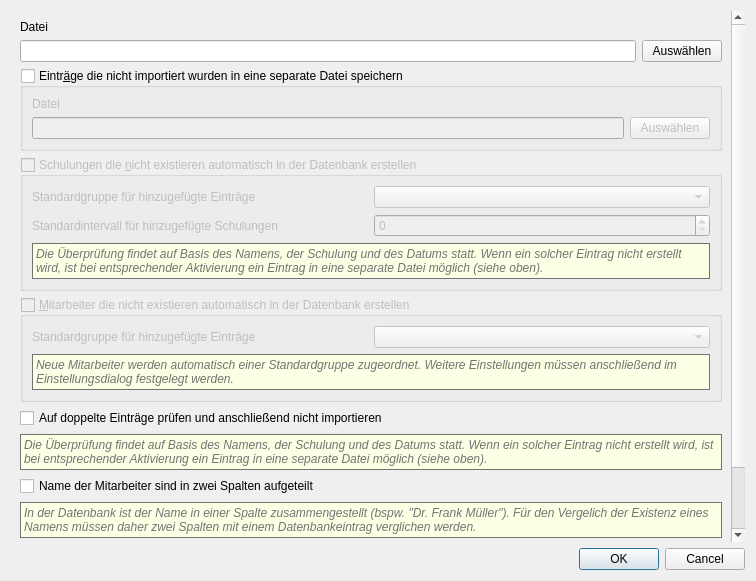
Before: the Qt Designer form ui/qmimportcsvdialog.ui in Christian-Kr/QualificationMatrix, drawn with Qt 5.
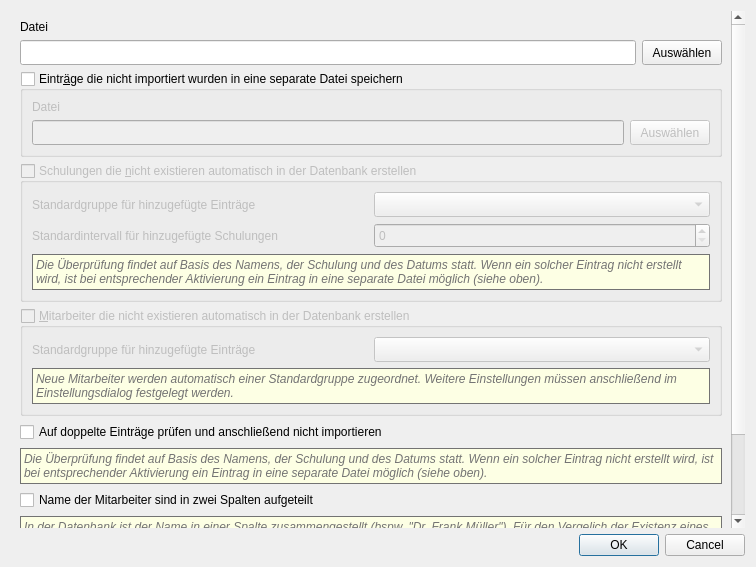
After: the same form once the commit is applied.

```diff
--- a/ui/qmimportcsvdialog.ui
+++ b/ui/qmimportcsvdialog.ui
@@ -7,7 +7,7 @@
     <x>0</x>
     <y>0</y>
     <width>756</width>
-    <height>581</height>
+    <height>567</height>
    </rect>
   </property>
   <property name="windowTitle">
@@ -29,9 +29,9 @@
       <property name="geometry">
        <rect>
         <x>0</x>
-        <y>-353</y>
+        <y>0</y>
         <width>721</width>
-        <height>880</height>
+        <height>626</height>
        </rect>
       </property>
       <layout class="QGridLayout" name="gridLayout_4">
@@ -65,7 +65,14 @@
            </widget>
           </item>
           <item row="0" column="1">
-           <widget class="QComboBox" name="cbDefaultEmployeeGroup"/>
+           <widget class="QComboBox" name="cbDefaultEmployeeGroup">
+            <property name="minimumSize">
+             <size>
+              <width>0</width>
+              <height>25</height>
+             </size>
+            </property>
+           </widget>
           </item>
           <item row="1" column="0" colspan="2">
            <widget class="QLabel" name="label_7">
@@ -182,10 +189,23 @@
            </widget>
           </item>
           <item row="1" column="0">
-           <widget class="QLineEdit" name="leBackupFile"/>
+           <widget class="QLineEdit" name="leBackupFile">
+            <property name="minimumSize">
+             <size>
+              <width>0</width>
+              <height>25</height>
+             </size>
+            </property>
+           </widget>
           </item>
           <item row="1" column="1">
            <widget class="QPushButton" name="pbOpenBackupFile">
+            <property name="minimumSize">
+             <size>
+              <width>0</width>
+              <height>25</height>
+             </size>
+            </property>
             <property name="text">
              <string>Auswählen</string>
             </property>
@@ -196,6 +216,12 @@
        </item>
        <item row="1" column="1">
         <widget class="QPushButton" name="pbOpenImportFile">
+         <property name="minimumSize">
+          <size>
+           <width>0</width>
+           <height>25</height>
+          </size>
+         </property>
          <property name="text">
           <string>Auswählen</string>
          </property>
@@ -224,7 +250,14 @@
            </widget>
           </item>
           <item row="0" column="1">
-           <widget class="QComboBox" name="cbDefaultTrainGroup"/>
+           <widget class="QComboBox" name="cbDefaultTrainGroup">
+            <property name="minimumSize">
+             <size>
+              <width>0</width>
+              <height>25</height>
+             </size>
+            </property>
+           </widget>
           </item>
           <item row="1" column="0">
            <widget class="QLabel" name="label_4">
@@ -234,7 +267,14 @@
            </widget>
           </item>
           <item row="1" column="1">
-           <widget class="QSpinBox" name="sbDefaultTrainInterval"/>
+           <widget class="QSpinBox" name="sbDefaultTrainInterval">
+            <property name="minimumSize">
+             <size>
+              <width>0</width>
+              <height>25</height>
+             </size>
+            </property>
+           </widget>
           </item>
           <item row="2" column="0" colspan="2">
            <widget class="QLabel" name="label_8">
@@ -319,7 +359,14 @@
         </layout>
        </item>
        <item row="1" column="0">
-        <widget class="QLineEdit" name="leImportFile"/>
+        <widget class="QLineEdit" name="leImportFile">
+         <property name="minimumSize">
+          <size>
+           <width>0</width>
+           <height>25</height>
+          </size>
+         </property>
+        </widget>
        </item>
        <item row="8" column="0" colspan="2">
         <widget class="QLabel" name="label_10">
```
